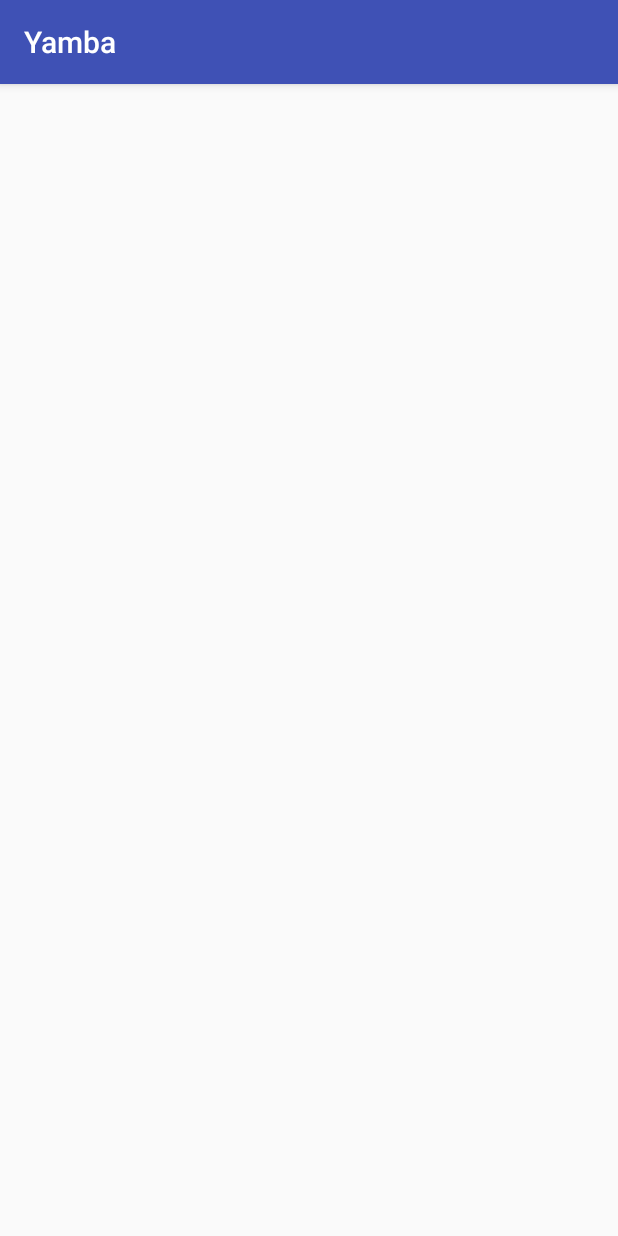
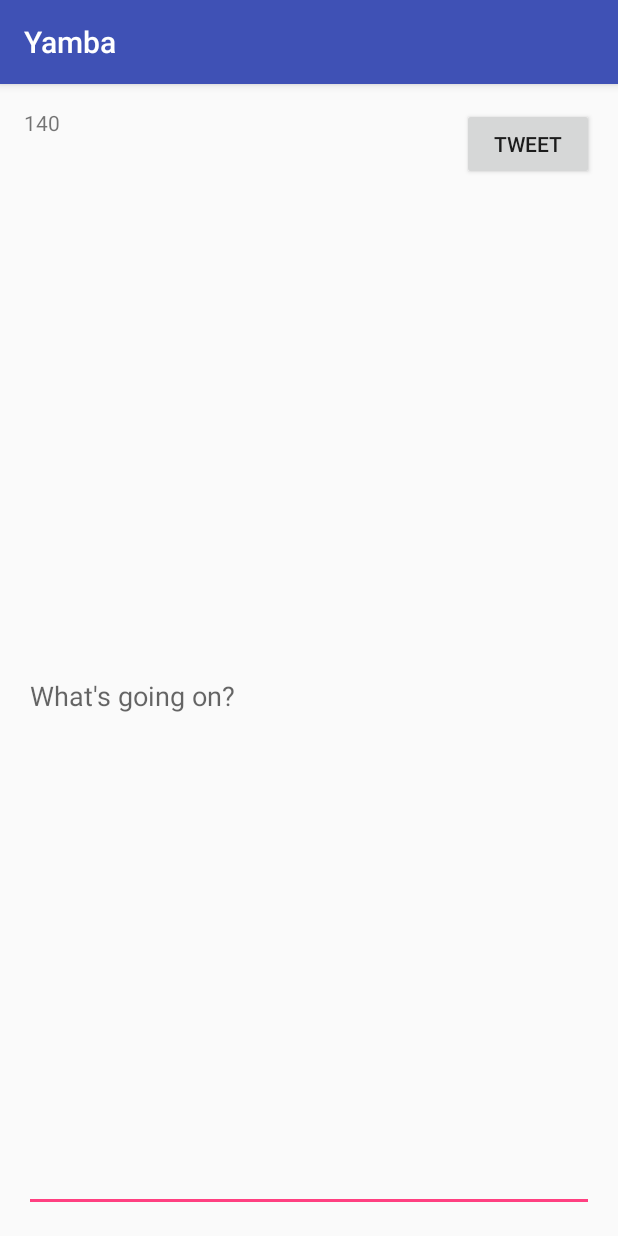
Before and after one commit to greenskye/Yamba, an Android app: the screen it shows after launch (StatusActivity), on a phone screen of 412 x 824 dp. Run offline under Robolectric (Android 15) with nearby library versions, the phone set to English and light mode, and no system bars.

Commit message:
Fixed a bug with counter and added jar

```diff
--- /dev/null
+++ b/app/src/main/java/com/brandon/yamba/StatusFragment.java
@@ -0,0 +1,109 @@
+package com.brandon.yamba;
+
+import android.app.Fragment;
+import android.graphics.Color;
+import android.os.AsyncTask;
+import android.os.Bundle;
+import android.text.Editable;
+import android.text.TextWatcher;
+import android.util.LayoutDirection;
+import android.util.Log;
+import android.view.LayoutInflater;
+import android.view.View;
+import android.view.ViewGroup;
+import android.widget.Button;
+import android.widget.EditText;
+import android.widget.TextView;
+import android.widget.Toast;
+
+import com.marakana.android.yamba.clientlib.YambaClient;
+import com.marakana.android.yamba.clientlib.YambaClientException;
+
+public class StatusFragment extends Fragment {
+
+    public static final String TAG = "yamba.StatusActivity";
+    private EditText editStatus;
+    private Button buttonTweet;
+    private TextView textCount;
+    private int defaultTextColor;
+
+    @Override
+    public View onCreateView(LayoutInflater inflater, ViewGroup container, Bundle savedInstanceState) {
+        View view = inflater.inflate(R.layout.fragment_status, container, false);
+
+        editStatus = (EditText) view.findViewById(R.id.edit_status);
+        buttonTweet = (Button) view.findViewById(R.id.button_tweet);
+        textCount = (TextView) view.findViewById(R.id.textCount);
+        defaultTextColor = textCount.getTextColors().getDefaultColor();
+
+        buttonTweet.setOnClickListener(new View.OnClickListener() {
+            @Override
+            public void onClick(View v) {
+                String status = editStatus.getText().toString();
+                Log.d(TAG, "Status to send" + status);
+
+                new PostTask().execute(status);
+            }
+        });
+
+
+        editStatus.addTextChangedListener(new TextWatcher() {
+            @Override
+            public void beforeTextChanged(CharSequence s, int start, int count, int after) {
+
+            }
+
+            @Override
+            public void onTextChanged(CharSequence s, int start, int before, int count) {
+
+            }
+
+            @Override
+            public void afterTextChanged(Editable s) {
+                int count = 140 - editStatus.length();
+                textCount.setText(Integer.toString(count));
+                if (count < 10)
+                {
+                    textCount.setTextColor(Color.RED);
+                }
+                else {
+                    textCount.setTextColor(defaultTextColor);
+                }
+
+                if(count < 0){
+                    buttonTweet.setEnabled(false);
+                } else {
+                    buttonTweet.setEnabled(true);
+                }
+            }
+        });
+
+        return view;
+    }
+
+    private final class PostTask extends AsyncTask<String, Void, String> {
+
+        @Override
+        protected String doInBackground(String... params) {
+            String status = params[0];
+            String result = "Unknown Result";
+            YambaClient yambaCloud = new YambaClient("student", "password", "http://yamba.newcircle.com/api");
+            try {
+                yambaCloud.postStatus( status );
+                Log.e(TAG, "Status sent: " + status);
+                result = "Status sent: " + status;
+            } catch (YambaClientException e) {
+                Log.e(TAG, "Yamba exception: " + e.getMessage());
+                e.printStackTrace();
+                result = "Yamba exception: " + e.getMessage();
+            }
+            return result;
+        }
+
+        @Override
+        protected void onPostExecute(String result) {
+            super.onPostExecute(result);
+            Toast.makeText(StatusFragment.this.getActivity(), result, Toast.LENGTH_SHORT).show();
+        }
+    }
+}
--- /dev/null
+++ b/app/src/main/res/layout/fragment_status.xml
@@ -0,0 +1,45 @@
+<?xml version="1.0" encoding="utf-8"?>
+<RelativeLayout xmlns:android="http://schemas.android.com/apk/res/android"
+    xmlns:tools="http://schemas.android.com/tools"
+    android:layout_width="match_parent"
+    android:layout_height="match_parent"
+    android:paddingBottom="@dimen/activity_vertical_margin"
+    android:paddingLeft="@dimen/activity_horizontal_margin"
+    android:paddingRight="@dimen/activity_horizontal_margin"
+    android:paddingTop="@dimen/activity_vertical_margin"
+    tools:context="com.brandon.yamba.StatusActivity">
+
+    <Button
+        android:layout_width="wrap_content"
+        android:layout_height="wrap_content"
+        android:text="@string/tweet_button"
+        android:id="@+id/button_tweet"
+        android:layout_alignParentTop="true"
+        android:layout_alignParentRight="true"
+        android:layout_alignParentEnd="true" />
+
+    <EditText
+        android:layout_width="match_parent"
+        android:layout_height="match_parent"
+        android:inputType="textMultiLine"
+        android:ems="10"
+        android:id="@+id/edit_status"
+        android:layout_below="@+id/button_tweet"
+        android:layout_alignRight="@+id/button_tweet"
+        android:layout_alignEnd="@+id/button_tweet"
+        android:layout_alignParentBottom="true"
+        android:layout_alignParentLeft="true"
+        android:layout_alignParentStart="true"
+        android:hint="@string/status_hint" />
+
+    <TextView
+        android:layout_width="wrap_content"
+        android:layout_height="wrap_content"
+        android:text="140"
+        android:id="@+id/textCount"
+        android:layout_above="@+id/edit_status"
+        android:layout_alignParentLeft="true"
+        android:layout_alignParentStart="true"
+        android:layout_alignTop="@+id/button_tweet"
+        android:textAppearance="?android:attr/textAppearanceSmall"/>
+</RelativeLayout>
--- a/app/src/main/res/values/strings.xml
+++ b/app/src/main/res/values/strings.xml
@@ -2,7 +2,4 @@
     <string name="app_name">Yamba</string>
     <string name="tweet_button">Tweet</string>
     <string name="status_hint">What\'s going on?</string>
-
-    <!-- TODO: Remove or change this placeholder text -->
-    <string name="hello_blank_fragment">Hello blank fragment</string>
 </resources>
```
Also changed, not shown: app/src/main/java/com/brandon/yamba/StatusActivity.java (+0 -92 lines).
